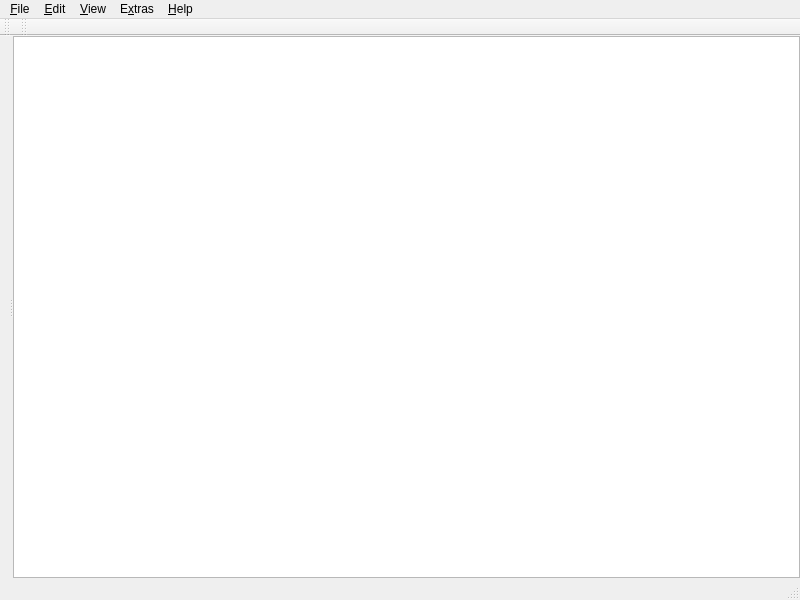
First picture: the form in ui/mainwindow.ui, repository tim-gromeyer/MarkdownEdit, before the edit.
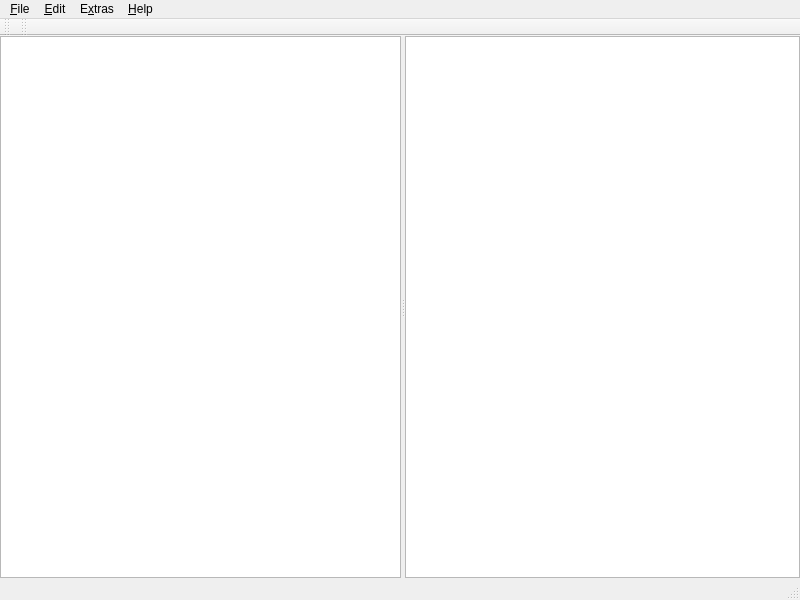
Second picture: the form after the edit. Icons and pictures are not drawn. Custom widgets are drawn as their Qt base class.

Commit message: Fixed not connected slot

Diff of the .ui file:
```diff
--- a/ui/mainwindow.ui
+++ b/ui/mainwindow.ui
@@ -48,10 +48,30 @@
        <property name="tabBarAutoHide">
         <bool>true</bool>
        </property>
-       <widget class="MarkdownEditor" name="editor">
+       <widget class="QWidget" name="tab">
         <attribute name="title">
          <string>Tab 1</string>
         </attribute>
+        <layout class="QVBoxLayout" name="verticalLayout">
+         <property name="spacing">
+          <number>0</number>
+         </property>
+         <property name="leftMargin">
+          <number>0</number>
+         </property>
+         <property name="topMargin">
+          <number>0</number>
+         </property>
+         <property name="rightMargin">
+          <number>0</number>
+         </property>
+         <property name="bottomMargin">
+          <number>0</number>
+         </property>
+         <item>
+          <widget class="MarkdownEditor" name="editor"/>
+         </item>
+        </layout>
        </widget>
       </widget>
       <widget class="QStackedWidget" name="tabWidget">
@@ -59,10 +79,7 @@
         <number>0</number>
        </property>
        <widget class="QWidget" name="stackedWidgetPage1">
-        <layout class="QVBoxLayout" name="verticalLayout">
-         <property name="spacing">
-          <number>0</number>
-         </property>
+        <layout class="QVBoxLayout" name="verticalLayout_4">
          <property name="leftMargin">
           <number>0</number>
          </property>
@@ -124,7 +141,7 @@
      <x>0</x>
      <y>0</y>
      <width>800</width>
-     <height>22</height>
+     <height>20</height>
     </rect>
    </property>
    <widget class="QMenu" name="menuFile">
@@ -204,20 +221,8 @@
     <addaction name="actionAbout"/>
     <addaction name="actionAboutQt"/>
    </widget>
-   <widget class="QMenu" name="menu_View">
-    <property name="title">
-     <string>&amp;View</string>
-    </property>
-    <addaction name="actionPause_preview"/>
-    <addaction name="actionDisable_preview"/>
-    <addaction name="separator"/>
-    <addaction name="actionHighlighting_activated"/>
-    <addaction name="separator"/>
-    <addaction name="actionAuto_add_file_path_to_icon_path"/>
-   </widget>
    <addaction name="menuFile"/>
    <addaction name="menuEdit"/>
-   <addaction name="menu_View"/>
    <addaction name="menuExtras"/>
    <addaction name="menu_Help"/>
   </widget>
@@ -581,9 +586,11 @@
  <customwidgets>
   <customwidget>
    <class>MarkdownEditor</class>
-   <extends>QWidget</extends>
-   <header>src/markdowneditor.h</header>
-   <container>1</container>
+   <extends>QPlainTextEdit</extends>
+   <header>markdowneditor.h</header>
+   <slots>
+    <slot>showMarkdownSyntax()</slot>
+   </slots>
   </customwidget>
  </customwidgets>
  <resources>
```
Left out of the diff: 26 changed lines with no effect on the pictures. The commit also changes 1 other file.
